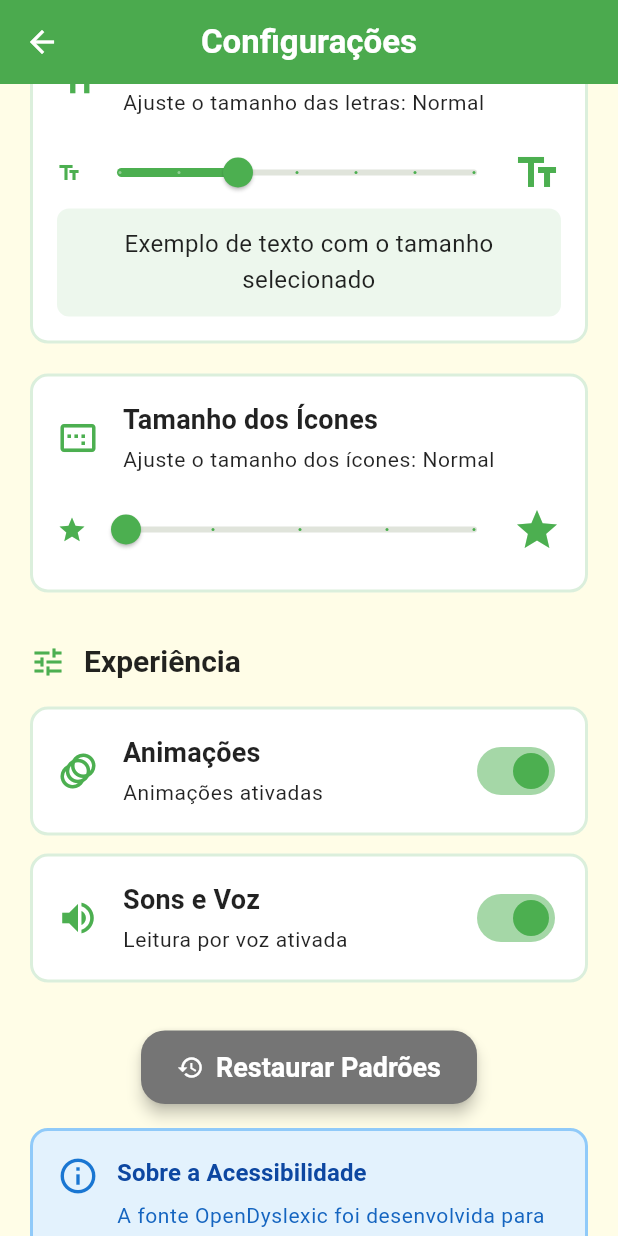
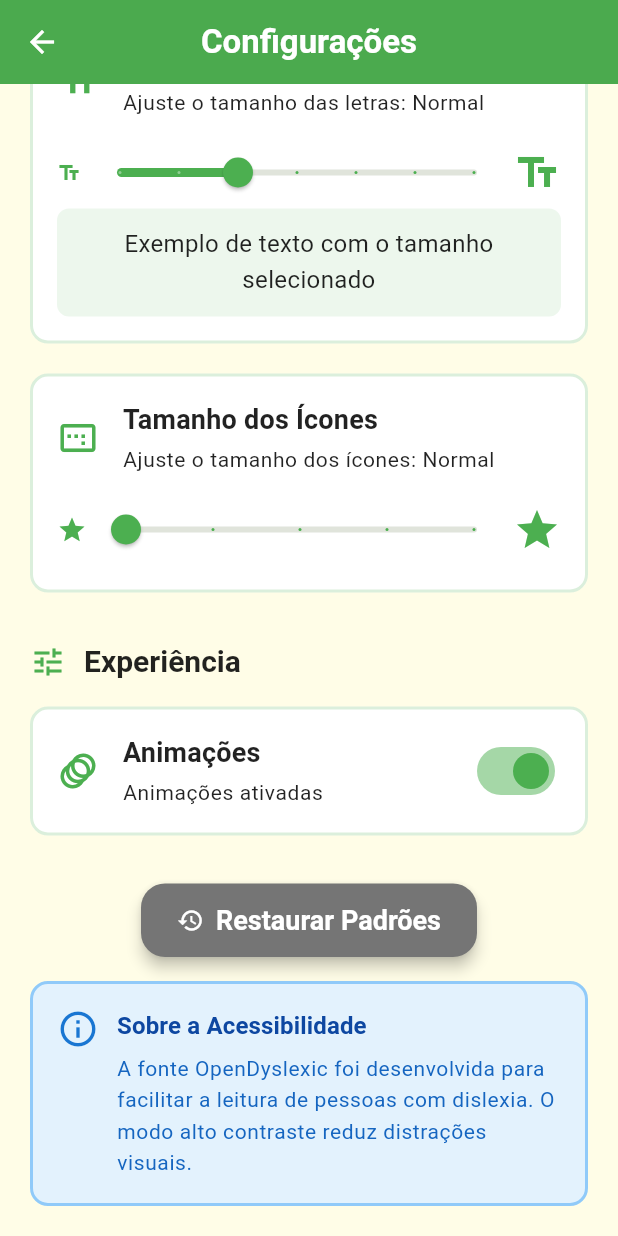
Before and after one commit to joaoevangelista12/Letrinhas, a Flutter app: the SettingsPage screen opened by its route, scrolled down 538 dp, on a phone screen of 412 x 824 dp. Run offline on Flutter 3.47's test engine with Material 3 defaults, Android fonts, the phone set to English and light mode, and no system bars; our stand-ins replace audioplayers, cloud_firestore, confetti, firebase_auth, firebase_core, pdf and 2 more; accounts and stored records are empty.

Commit message:
feat: structural fixes — remove TTS toggle, fix profile count, fix PDF pagination
- Remove enableSounds from AccessibilityProvider and settings UI (was mislabeled
  TTS toggle; actual SoundHelper calls were unconditional and unchanged)
- Fix profile "5/4 Completas": show count only as "X Concluídas", use
  Activities.all.length (5) for rate calculation with .clamp(0, 100)
- Fix PDF report Activity 4 empty on page 1: merge SizedBox spacer and activity
  card into single pw.Padding so MultiPage treats them as one atomic block

https://claude.ai/code/session_0153SaAfF7hSfSinSQ91z8yc

```diff
--- a/dislexia_app/lib/providers/accessibility_provider.dart
+++ b/dislexia_app/lib/providers/accessibility_provider.dart
@@ -13,7 +13,6 @@ class AccessibilityProvider extends ChangeNotifier {
   double _fontSize = 1.0; // Multiplicador (0.8, 1.0, 1.2, 1.4)
   double _iconSize = 1.0; // Multiplicador (1.0, 1.2, 1.4)
   bool _enableAnimations = true;
-  bool _enableSounds = true;
 
   // Timer para debouncing de salvamentos (otimização de performance)
   Timer? _debounceTimer;
@@ -24,7 +23,6 @@ class AccessibilityProvider extends ChangeNotifier {
   static const String _keyFontSize = 'font_size';
   static const String _keyIconSize = 'icon_size';
   static const String _keyAnimations = 'enable_animations';
-  static const String _keySounds = 'enable_sounds';
 
   // Getters
   bool get highContrast => _highContrast;
@@ -32,7 +30,6 @@ class AccessibilityProvider extends ChangeNotifier {
   double get fontSize => _fontSize;
   double get iconSize => _iconSize;
   bool get enableAnimations => _enableAnimations;
-  bool get enableSounds => _enableSounds;
 
   /// Carrega configurações salvas do SharedPreferences
   Future<void> loadSettings() async {
@@ -43,7 +40,6 @@ class AccessibilityProvider extends ChangeNotifier {
       _fontSize = prefs.getDouble(_keyFontSize) ?? 1.0;
       _iconSize = prefs.getDouble(_keyIconSize) ?? 1.0;
       _enableAnimations = prefs.getBool(_keyAnimations) ?? true;
-      _enableSounds = prefs.getBool(_keySounds) ?? true;
       notifyListeners();
     } catch (e) {
       debugPrint('Erro ao carregar configurações: $e');
@@ -97,13 +93,6 @@ class AccessibilityProvider extends ChangeNotifier {
     await _saveSettings();
   }
 
-  /// Alterna sons
-  Future<void> toggleSounds() async {
-    _enableSounds = !_enableSounds;
-    notifyListeners();
-    await _saveSettings();
-  }
-
   /// Reseta todas as configurações para os valores padrão
   Future<void> resetToDefaults() async {
     _highContrast = false;
@@ -111,7 +100,6 @@ class AccessibilityProvider extends ChangeNotifier {
     _fontSize = 1.0;
     _iconSize = 1.0;
     _enableAnimations = true;
-    _enableSounds = true;
     notifyListeners();
     await _saveSettings();
   }
@@ -125,7 +113,6 @@ class AccessibilityProvider extends ChangeNotifier {
       await prefs.setDouble(_keyFontSize, _fontSize);
       await prefs.setDouble(_keyIconSize, _iconSize);
       await prefs.setBool(_keyAnimations, _enableAnimations);
-      await prefs.setBool(_keySounds, _enableSounds);
       debugPrint('✅ Configurações salvas');
     } catch (e) {
       debugPrint('❌ Erro ao salvar configurações: $e');
--- a/dislexia_app/lib/screens/settings_page.dart
+++ b/dislexia_app/lib/screens/settings_page.dart
@@ -49,8 +49,6 @@ class SettingsPage extends StatelessWidget {
               _buildSectionTitle(context, 'Experiência', Icons.tune),
               const SizedBox(height: 16),
               _buildAnimationsSwitch(context, accessibilityProvider),
-              const SizedBox(height: 12),
-              _buildSoundsSwitch(context, accessibilityProvider),
               const SizedBox(height: 32),
 
               // Botão de resetar
@@ -270,26 +268,6 @@ class SettingsPage extends StatelessWidget {
     );
   }
 
-  /// Switch de sons
-  Widget _buildSoundsSwitch(
-    BuildContext context,
-    AccessibilityProvider provider,
-  ) {
-    return _buildSettingCard(
-      context,
-      icon: Icons.volume_up,
-      title: 'Sons e Voz',
-      subtitle: provider.enableSounds
-          ? 'Leitura por voz ativada'
-          : 'Leitura por voz desativada',
-      trailing: Switch(
-        value: provider.enableSounds,
-        onChanged: (_) => provider.toggleSounds(),
-        activeColor: Theme.of(context).primaryColor,
-      ),
-    );
-  }
-
   /// Card de configuração genérico
   Widget _buildSettingCard(
     BuildContext context, {
```
Also changed, not shown: dislexia_app/lib/screens/profile_page.dart (+7 -5 lines), dislexia_app/lib/services/report_service.dart (+10 -3 lines).
